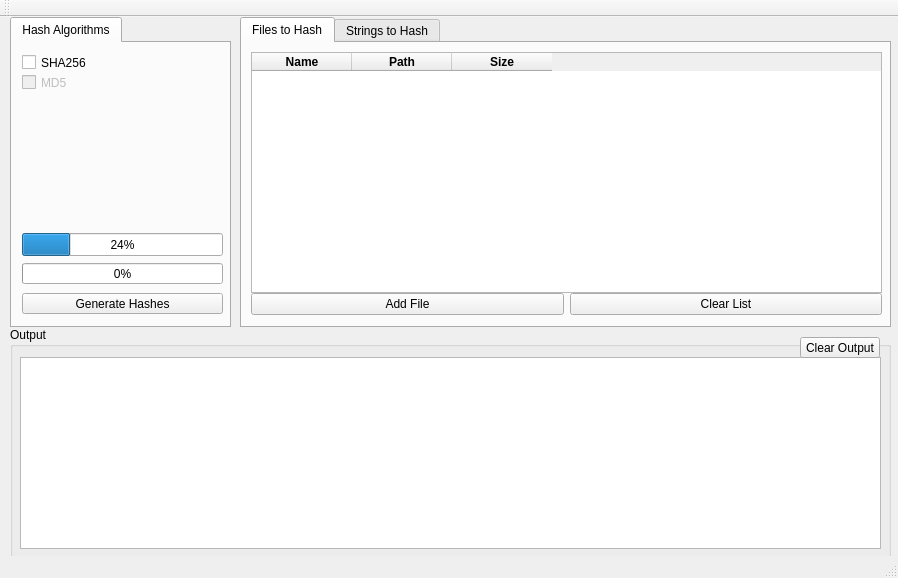
Above: GUI/FileHasherUI/filehasher.ui from AlEscher/FileHasher before the change. Below: the same form after it.
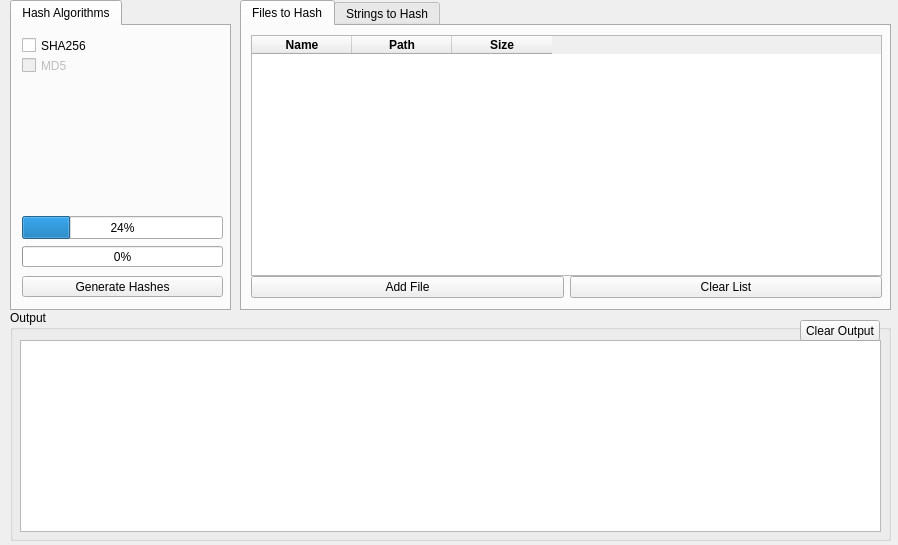
That is the form after the change.

```diff
--- a/GUI/FileHasherUI/filehasher.ui
+++ b/GUI/FileHasherUI/filehasher.ui
@@ -10,7 +10,7 @@
     <x>0</x>
     <y>0</y>
     <width>898</width>
-    <height>578</height>
+    <height>545</height>
    </rect>
   </property>
   <property name="windowTitle">
@@ -154,6 +154,15 @@
       <height>311</height>
      </rect>
     </property>
+    <property name="font">
+     <font>
+      <weight>50</weight>
+      <bold>false</bold>
+     </font>
+    </property>
+    <property name="tabShape">
+     <enum>QTabWidget::Rounded</enum>
+    </property>
     <property name="currentIndex">
      <number>0</number>
     </property>
@@ -302,18 +311,6 @@
     </widget>
    </widget>
   </widget>
-  <widget class="QStatusBar" name="statusbar"/>
-  <widget class="QToolBar" name="toolBar">
-   <property name="windowTitle">
-    <string>toolBar</string>
-   </property>
-   <attribute name="toolBarArea">
-    <enum>TopToolBarArea</enum>
-   </attribute>
-   <attribute name="toolBarBreak">
-    <bool>false</bool>
-   </attribute>
-  </widget>
  </widget>
  <resources/>
  <connections/>
```
